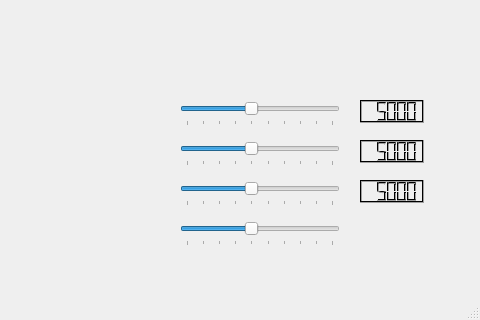
Old version of the form gui.ui in the repository koengeltink/expo68; both pictures show x 320 to 800 and y 280 to 600 of the 800 by 600 pixel window.
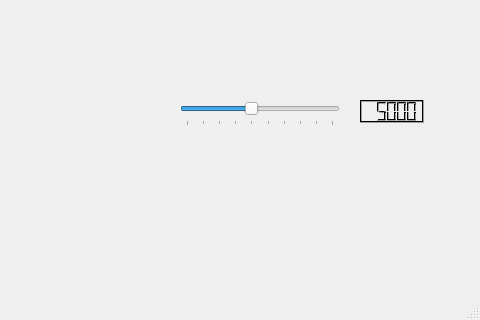
New version of the form.

The edit to the form file:
```diff
--- a/gui.ui
+++ b/gui.ui
@@ -104,226 +104,6 @@
      <double>5000.000000000000000</double>
     </property>
    </widget>
-   <widget class="QLCDNumber" name="lcdNumber_2">
-    <property name="geometry">
-     <rect>
-      <x>680</x>
-      <y>420</y>
-      <width>64</width>
-      <height>23</height>
-     </rect>
-    </property>
-    <property name="palette">
-     <palette>
-      <active>
-       <colorrole role="Light">
-        <brush brushstyle="SolidPattern">
-         <color alpha="255">
-          <red>0</red>
-          <green>0</green>
-          <blue>0</blue>
-         </color>
-        </brush>
-       </colorrole>
-      </active>
-      <inactive>
-       <colorrole role="Light">
-        <brush brushstyle="SolidPattern">
-         <color alpha="255">
-          <red>0</red>
-          <green>0</green>
-          <blue>0</blue>
-         </color>
-        </brush>
-       </colorrole>
-      </inactive>
-      <disabled>
-       <colorrole role="Light">
-        <brush brushstyle="SolidPattern">
-         <color alpha="255">
-          <red>0</red>
-          <green>0</green>
-          <blue>0</blue>
-         </color>
-        </brush>
-       </colorrole>
-      </disabled>
-     </palette>
-    </property>
-    <property name="value" stdset="0">
-     <double>5000.000000000000000</double>
-    </property>
-   </widget>
-   <widget class="QLCDNumber" name="lcdNumber_3">
-    <property name="geometry">
-     <rect>
-      <x>680</x>
-      <y>460</y>
-      <width>64</width>
-      <height>23</height>
-     </rect>
-    </property>
-    <property name="palette">
-     <palette>
-      <active>
-       <colorrole role="Light">
-        <brush brushstyle="SolidPattern">
-         <color alpha="255">
-          <red>0</red>
-          <green>0</green>
-          <blue>0</blue>
-         </color>
-        </brush>
-       </colorrole>
-      </active>
-      <inactive>
-       <colorrole role="Light">
-        <brush brushstyle="SolidPattern">
-         <color alpha="255">
-          <red>0</red>
-          <green>0</green>
-          <blue>0</blue>
-         </color>
-        </brush>
-       </colorrole>
-      </inactive>
-      <disabled>
-       <colorrole role="Light">
-        <brush brushstyle="SolidPattern">
-         <color alpha="255">
-          <red>0</red>
-          <green>0</green>
-          <blue>0</blue>
-         </color>
-        </brush>
-       </colorrole>
-      </disabled>
-     </palette>
-    </property>
-    <property name="value" stdset="0">
-     <double>5000.000000000000000</double>
-    </property>
-   </widget>
-   <widget class="QSlider" name="slider_2">
-    <property name="geometry">
-     <rect>
-      <x>500</x>
-      <y>420</y>
-      <width>160</width>
-      <height>26</height>
-     </rect>
-    </property>
-    <property name="minimum">
-     <number>1000</number>
-    </property>
-    <property name="maximum">
-     <number>10000</number>
-    </property>
-    <property name="singleStep">
-     <number>1000</number>
-    </property>
-    <property name="pageStep">
-     <number>1000</number>
-    </property>
-    <property name="value">
-     <number>5000</number>
-    </property>
-    <property name="tracking">
-     <bool>false</bool>
-    </property>
-    <property name="orientation">
-     <enum>Qt::Horizontal</enum>
-    </property>
-    <property name="invertedAppearance">
-     <bool>false</bool>
-    </property>
-    <property name="tickPosition">
-     <enum>QSlider::TicksBelow</enum>
-    </property>
-    <property name="tickInterval">
-     <number>1000</number>
-    </property>
-   </widget>
-   <widget class="QSlider" name="slider_3">
-    <property name="geometry">
-     <rect>
-      <x>500</x>
-      <y>460</y>
-      <width>160</width>
-      <height>26</height>
-     </rect>
-    </property>
-    <property name="minimum">
-     <number>1000</number>
-    </property>
-    <property name="maximum">
-     <number>10000</number>
-    </property>
-    <property name="singleStep">
-     <number>1000</number>
-    </property>
-    <property name="pageStep">
-     <number>1000</number>
-    </property>
-    <property name="value">
-     <number>5000</number>
-    </property>
-    <property name="tracking">
-     <bool>false</bool>
-    </property>
-    <property name="orientation">
-     <enum>Qt::Horizontal</enum>
-    </property>
-    <property name="invertedAppearance">
-     <bool>false</bool>
-    </property>
-    <property name="tickPosition">
-     <enum>QSlider::TicksBelow</enum>
-    </property>
-    <property name="tickInterval">
-     <number>1000</number>
-    </property>
-   </widget>
-   <widget class="QSlider" name="slider_4">
-    <property name="geometry">
-     <rect>
-      <x>500</x>
-      <y>500</y>
-      <width>160</width>
-      <height>26</height>
-     </rect>
-    </property>
-    <property name="minimum">
-     <number>1000</number>
-    </property>
-    <property name="maximum">
-     <number>10000</number>
-    </property>
-    <property name="singleStep">
-     <number>1000</number>
-    </property>
-    <property name="pageStep">
-     <number>1000</number>
-    </property>
-    <property name="value">
-     <number>5000</number>
-    </property>
-    <property name="tracking">
-     <bool>false</bool>
-    </property>
-    <property name="orientation">
-     <enum>Qt::Horizontal</enum>
-    </property>
-    <property name="invertedAppearance">
-     <bool>false</bool>
-    </property>
-    <property name="tickPosition">
-     <enum>QSlider::TicksBelow</enum>
-    </property>
-    <property name="tickInterval">
-     <number>1000</number>
-    </property>
-   </widget>
   </widget>
   <widget class="QMenuBar" name="menubar">
    <property name="geometry">
```
Left out of the diff: 32 changed lines with no effect on the pictures.
